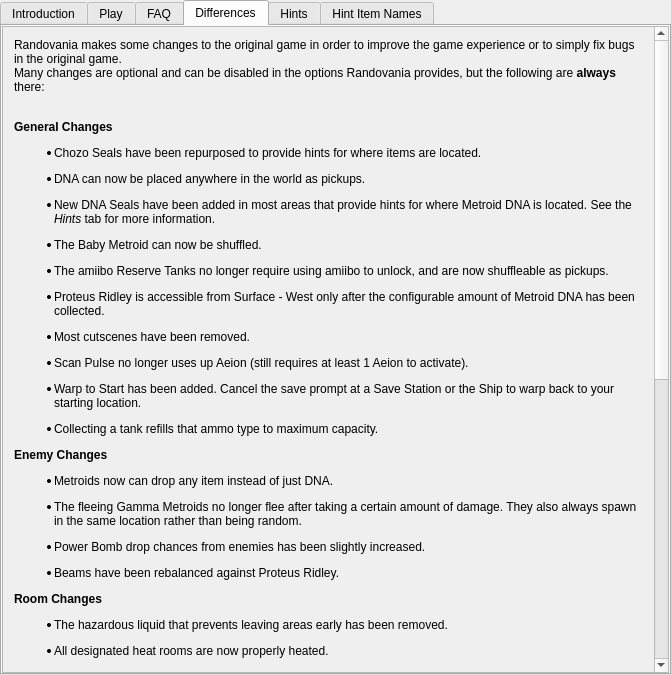
randovania/randovania, file randovania/games/samus_returns/gui/ui_files/games_tab_samusreturns_widget.ui: the form before one commit.
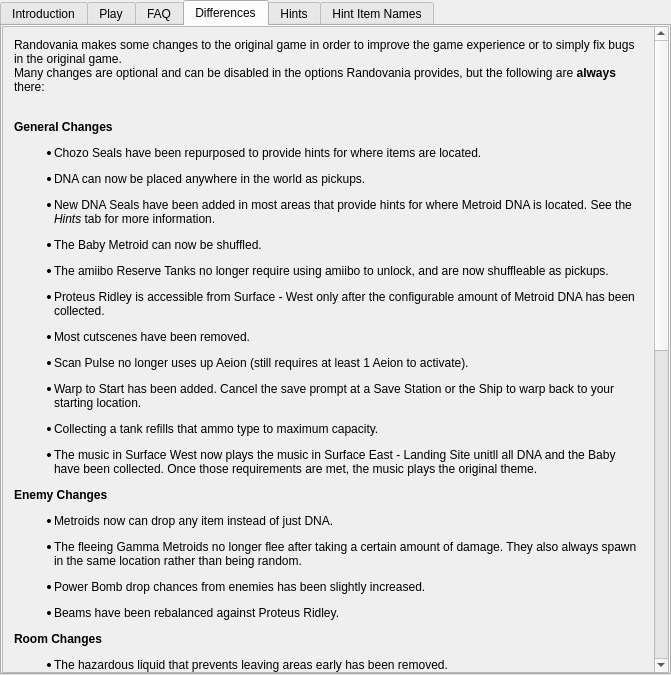
The form after the commit. The open tabs and pages were chosen to show the change. Custom widgets are drawn as their Qt base class.

Commit message: Differences tab

Diff of the .ui file:
```diff
--- a/randovania/games/samus_returns/gui/ui_files/games_tab_samusreturns_widget.ui
+++ b/randovania/games/samus_returns/gui/ui_files/games_tab_samusreturns_widget.ui
@@ -151,14 +151,14 @@
       <x>0</x>
       <y>0</y>
       <width>651</width>
-      <height>1071</height>
+      <height>1181</height>
      </rect>
     </property>
     <layout class="QVBoxLayout" name="verticalLayout">
      <item>
       <widget class="QLabel" name="differences_label">
        <property name="text">
-        <string>&lt;html&gt;&lt;head/&gt;&lt;body&gt;&lt;p&gt;Randovania makes some changes to the original game in order to improve the game experience or to simply fix bugs in the original game.&lt;br/&gt;Many changes are optional and can be disabled in the options Randovania provides, but the following are &lt;span style=&quot; font-weight:600;&quot;&gt;always&lt;/span&gt; there:&lt;/p&gt;&lt;p&gt;&lt;br/&gt;&lt;span style=&quot; font-weight:600;&quot;&gt;General Changes&lt;/span&gt;&lt;/p&gt;&lt;ul style=&quot;margin-top: 0px; margin-bottom: 0px; margin-left: 0px; margin-right: 0px; -qt-list-indent: 1;&quot;&gt;&lt;li style=&quot; margin-top:12px; margin-bottom:0px; margin-left:0px; margin-right:0px; -qt-block-indent:0; text-indent:0px;&quot;&gt;Chozo Seals have been repurposed to provide hints for where items are located.&lt;/li&gt;&lt;/ul&gt;&lt;ul style=&quot;margin-top: 0px; margin-bottom: 0px; margin-left: 0px; margin-right: 0px; -qt-list-indent: 1;&quot;&gt;&lt;li style=&quot; margin-top:12px; margin-bottom:0px; margin-left:0px; margin-right:0px; -qt-block-indent:0; text-indent:0px;&quot;&gt;DNA can now be placed anywhere in the world as pickups.&lt;/li&gt;&lt;ul style=&quot;margin-top: 0px; margin-bottom: 0px; margin-left: 0px; margin-right: 0px; -qt-list-indent: 1;&quot;&gt;&lt;li style=&quot; margin-top:12px; margin-bottom:0px; margin-left:0px; margin-right:0px; -qt-block-indent:0; text-indent:0px;&quot;&gt;New DNA Seals have been added in most areas that provide hints for where Metroid DNA is located. See the &lt;span style=&quot; font-style:italic;&quot;&gt;Hints&lt;/span&gt; tab for more information.&lt;/li&gt;&lt;/ul&gt;&lt;li style=&quot; margin-top:12px; margin-bottom:0px; margin-left:0px; margin-right:0px; -qt-block-indent:0; text-indent:0px;&quot;&gt;The Baby Metroid can now be shuffled.&lt;/li&gt;&lt;/ul&gt;&lt;ul style=&quot;margin-top: 0px; margin-bottom: 0px; margin-left: 0px; margin-right: 0px; -qt-list-indent: 1;&quot;&gt;&lt;li style=&quot; margin-top:12px; margin-bottom:0px; margin-left:0px; margin-right:0px; -qt-block-indent:0; text-indent:0px;&quot;&gt;The amiibo Reserve Tanks no longer require using amiibo to unlock, and are now shuffleable as pickups.&lt;/li&gt;&lt;li style=&quot; margin-top:12px; margin-bottom:0px; margin-left:0px; margin-right:0px; -qt-block-indent:0; text-indent:0px;&quot;&gt;Proteus Ridley is accessible from Surface - West only after the configurable amount of Metroid DNA has been collected.&lt;/li&gt;&lt;li style=&quot; margin-top:12px; margin-bottom:0px; margin-left:0px; margin-right:0px; -qt-block-indent:0; text-indent:0px;&quot;&gt;Most cutscenes have been removed.&lt;/li&gt;&lt;li style=&quot; margin-top:12px; margin-bottom:0px; margin-left:0px; margin-right:0px; -qt-block-indent:0; text-indent:0px;&quot;&gt;Scan Pulse no longer uses up Aeion (still requires at least 1 Aeion to activate).&lt;/li&gt;&lt;li style=&quot; margin-top:12px; margin-bottom:0px; margin-left:0px; margin-right:0px; -qt-block-indent:0; text-indent:0px;&quot;&gt;Warp to Start has been added. Cancel the save prompt at a Save Station or the Ship to warp back to your starting location.&lt;/li&gt;&lt;/ul&gt;&lt;ul style=&quot;margin-top: 0px; margin-bottom: 0px; margin-left: 0px; margin-right: 0px; -qt-list-indent: 1;&quot;&gt;&lt;li style=&quot; margin-top:12px; margin-bottom:0px; margin-left:0px; margin-right:0px; -qt-block-indent:0; text-indent:0px;&quot;&gt;Collecting a tank refills that ammo type to maximum capacity.&lt;/li&gt;&lt;/ul&gt;&lt;p&gt;&lt;span style=&quot; font-weight:600;&quot;&gt;Enemy Changes&lt;/span&gt;&lt;/p&gt;&lt;ul style=&quot;margin-top: 0px; margin-bottom: 0px; margin-left: 0px; margin-right: 0px; -qt-list-indent: 1;&quot;&gt;&lt;li style=&quot; margin-top:12px; margin-bottom:0px; margin-left:0px; margin-right:0px; -qt-block-indent:0; text-indent:0px;&quot;&gt;Metroids now can drop any item instead of just DNA.&lt;/li&gt;&lt;/ul&gt;&lt;ul style=&quot;margin-top: 0px; margin-bottom: 0px; margin-left: 0px; margin-right: 0px; -qt-list-indent: 1;&quot;&gt;&lt;li style=&quot; margin-top:12px; margin-bottom:0px; margin-left:0px; margin-right:0px; -qt-block-indent:0; text-indent:0px;&quot;&gt;The fleeing Gamma Metroids no longer flee after taking a certain amount of damage. They also always spawn in the same location rather than being random.&lt;/li&gt;&lt;/ul&gt;&lt;ul style=&quot;margin-top: 0px; margin-bottom: 0px; margin-left: 0px; margin-right: 0px; -qt-list-indent: 1;&quot;&gt;&lt;li style=&quot; margin-top:12px; margin-bottom:0px; margin-left:0px; margin-right:0px; -qt-block-indent:0; text-indent:0px;&quot;&gt;Power Bomb drop chances from enemies has been slightly increased.&lt;/li&gt;&lt;li style=&quot; margin-top:12px; margin-bottom:0px; margin-left:0px; margin-right:0px; -qt-block-indent:0; text-indent:0px;&quot;&gt;Beams have been rebalanced against Proteus Ridley.&lt;/li&gt;&lt;/ul&gt;&lt;p&gt;&lt;span style=&quot; font-weight:600;&quot;&gt;Room Changes&lt;/span&gt;&lt;/p&gt;&lt;ul style=&quot;margin-top: 0px; margin-bottom: 0px; margin-left: 0px; margin-right: 0px; -qt-list-indent: 1;&quot;&gt;&lt;li style=&quot; margin-top:12px; margin-bottom:0px; margin-left:0px; margin-right:0px; -qt-block-indent:0; text-indent:0px;&quot;&gt;The hazardous liquid that prevents leaving areas early has been removed.&lt;/li&gt;&lt;/ul&gt;&lt;ul style=&quot;margin-top: 0px; margin-bottom: 0px; margin-left: 0px; margin-right: 0px; -qt-list-indent: 1;&quot;&gt;&lt;li style=&quot; margin-top:12px; margin-bottom:0px; margin-left:0px; margin-right:0px; -qt-block-indent:0; text-indent:0px;&quot;&gt;All designated heat rooms are now properly heated.&lt;/li&gt;&lt;/ul&gt;&lt;ul style=&quot;margin-top: 0px; margin-bottom: 0px; margin-left: 0px; margin-right: 0px; -qt-list-indent: 1;&quot;&gt;&lt;li style=&quot; margin-top:12px; margin-bottom:0px; margin-left:0px; margin-right:0px; -qt-block-indent:0; text-indent:0px;&quot;&gt;The Diggernaut Chase sequence has been removed and the corresponding rooms have been set to their post-chase state.&lt;/li&gt;&lt;li style=&quot; margin-top:12px; margin-bottom:0px; margin-left:0px; margin-right:0px; -qt-block-indent:0; text-indent:0px;&quot;&gt;The wall blocking the Landing Site from Surface East after defeating the Queen has been removed.&lt;/li&gt;&lt;li style=&quot; margin-top:12px; margin-bottom:0px; margin-left:0px; margin-right:0px; -qt-block-indent:0; text-indent:0px;&quot;&gt;In the vanilla game, the Surface area where Proteus Ridley resides is a separate map from the starting Surface. These are normally not connected. This has been changed to warp the player to the other Surface map by passing the Baby blocks in the Landing Site. Once enough DNA is collected to access Ridley, you can no longer warp from Surface West to Surface East.&lt;/li&gt;&lt;/ul&gt;&lt;p&gt;&lt;span style=&quot; font-weight:600;&quot;&gt;Door Changes&lt;/span&gt;&lt;/p&gt;&lt;ul style=&quot;margin-top: 0px; margin-bottom: 0px; margin-left: 0px; margin-right: 0px; -qt-list-indent: 1;&quot;&gt;&lt;li style=&quot; margin-top:12px; margin-bottom:0px; margin-left:0px; margin-right:0px; -qt-block-indent:0; text-indent:0px;&quot;&gt;Most Charge Beam doors at the entrance and exit of every area have been changed to Power Beam doors, excluding Area 4 Crystal Mines and Area 6.&lt;/li&gt;&lt;li style=&quot; margin-top:12px; margin-bottom:0px; margin-left:0px; margin-right:0px; -qt-block-indent:0; text-indent:0px;&quot;&gt;Most beam doors are now double-sided. This simplifies traversing through areas in reverse.&lt;/li&gt;&lt;li style=&quot; margin-top:12px; margin-bottom:0px; margin-left:0px; margin-right:0px; -qt-block-indent:0; text-indent:0px;&quot;&gt;Some one-way doors are now two-way to prevent softlocks or make traversal less restrictive. These include: &lt;br/&gt;&lt;br/&gt;&lt;span style=&quot; font-weight:600;&quot;&gt;Area 1&lt;/span&gt;&lt;br/&gt;&lt;ul type=&quot;circle&quot; style=&quot;margin-top: 0px; margin-bottom: 0px; margin-left: 0px; margin-right: 0px; -qt-list-indent: 2;&quot;&gt;&lt;li style=&quot; margin-top:0px; margin-bottom:0px; margin-left:0px; margin-right:0px; -qt-block-indent:0; text-indent:0px;&quot;&gt;Bomb Chamber to Bomb Chamber Access&lt;/li&gt;&lt;li style=&quot; margin-top:0px; margin-bottom:0px; margin-left:0px; margin-right:0px; -qt-block-indent:0; text-indent:0px;&quot;&gt;Temple Exterior to Inner Temple East Hall&lt;/li&gt;&lt;/ul&gt;&lt;ul type=&quot;circle&quot; style=&quot;margin-top: 0px; margin-bottom: 0px; margin-left: 0px; margin-right: 0px; -qt-list-indent: 2;&quot;&gt;&lt;li style=&quot; margin-top:0px; margin-bottom:0px; margin-left:0px; margin-right:0px; -qt-block-indent:0; text-indent:0px;&quot;&gt;Exterior Alpha Arena to Temple Exterior&lt;/li&gt;&lt;/ul&gt;&lt;br/&gt;&lt;span style=&quot; font-weight:600;&quot;&gt;Area 3 Metroid Caverns&lt;/span&gt;&lt;br/&gt;&lt;ul type=&quot;circle&quot; style=&quot;margin-top: 0px; margin-bottom: 0px; margin-left: 0px; margin-right: 0px; -qt-list-indent: 2;&quot;&gt;&lt;li style=&quot; margin-top:0px; margin-bottom:0px; margin-left:0px; margin-right:0px; -qt-block-indent:0; text-indent:0px;&quot;&gt;The one-way doors in Transport to Area 2 and Transport to Area 4&lt;/li&gt;&lt;/ul&gt;&lt;br/&gt;&lt;span style=&quot; font-weight:600;&quot;&gt;Area 4 Central Caves/Crystal Mines&lt;br/&gt;&lt;/span&gt;&lt;/p&gt;&lt;ul type=&quot;circle&quot; style=&quot;margin-top: 0px; margin-bottom: 0px; margin-left: 0px; margin-right: 0px; -qt-list-indent: 2;&quot;&gt;&lt;li style=&quot; margin-top:0px; margin-bottom:0px; margin-left:0px; margin-right:0px; -qt-block-indent:0; text-indent:0px;&quot;&gt;Caves Intersection Terminal to Transport to Area 3 and Crystal Mines&lt;/li&gt;&lt;li style=&quot; margin-top:0px; margin-bottom:0px; margin-left:0px; margin-right:0px; -qt-block-indent:0; text-indent:0px;&quot;&gt;Mines Intersection Terminal to Super Missile Chamber&lt;/li&gt;&lt;/ul&gt;&lt;br/&gt;&lt;span style=&quot; font-weight:600;&quot;&gt;Area 5 Tower Interior&lt;br/&gt;&lt;/span&gt;&lt;/li&gt;&lt;/ul&gt;&lt;ul type=&quot;circle&quot; style=&quot;margin-top: 0px; margin-bottom: 0px; margin-left: 0px; margin-right: 0px; -qt-list-indent: 2;&quot;&gt;&lt;li style=&quot; margin-top:0px; margin-bottom:0px; margin-left:0px; margin-right:0px; -qt-block-indent:0; text-indent:0px;&quot;&gt;Plasma Beam Chamber to Grapple Shuffler and Autrack Acropolis&lt;/li&gt;&lt;li style=&quot; margin-top:0px; margin-bottom:0px; margin-left:0px; margin-right:0px; -qt-block-indent:0; text-indent:0px;&quot;&gt;Gravity Suit Chamber to Gravity Suit Chamber Access&lt;/li&gt;&lt;/ul&gt;&lt;/body&gt;&lt;/html&gt;</string>
+        <string>&lt;html&gt;&lt;head/&gt;&lt;body&gt;&lt;p&gt;Randovania makes some changes to the original game in order to improve the game experience or to simply fix bugs in the original game.&lt;br/&gt;Many changes are optional and can be disabled in the options Randovania provides, but the following are &lt;span style=&quot; font-weight:600;&quot;&gt;always&lt;/span&gt; there:&lt;/p&gt;&lt;p&gt;&lt;br/&gt;&lt;span style=&quot; font-weight:600;&quot;&gt;General Changes&lt;/span&gt;&lt;/p&gt;&lt;ul style=&quot;margin-top: 0px; margin-bottom: 0px; margin-left: 0px; margin-right: 0px; -qt-list-indent: 1;&quot;&gt;&lt;li style=&quot; margin-top:12px; margin-bottom:0px; margin-left:0px; margin-right:0px; -qt-block-indent:0; text-indent:0px;&quot;&gt;Chozo Seals have been repurposed to provide hints for where items are located.&lt;/li&gt;&lt;/ul&gt;&lt;ul style=&quot;margin-top: 0px; margin-bottom: 0px; margin-left: 0px; margin-right: 0px; -qt-list-indent: 1;&quot;&gt;&lt;li style=&quot; margin-top:12px; margin-bottom:0px; margin-left:0px; margin-right:0px; -qt-block-indent:0; text-indent:0px;&quot;&gt;DNA can now be placed anywhere in the world as pickups.&lt;/li&gt;&lt;ul style=&quot;margin-top: 0px; margin-bottom: 0px; margin-left: 0px; margin-right: 0px; -qt-list-indent: 1;&quot;&gt;&lt;li style=&quot; margin-top:12px; margin-bottom:0px; margin-left:0px; margin-right:0px; -qt-block-indent:0; text-indent:0px;&quot;&gt;New DNA Seals have been added in most areas that provide hints for where Metroid DNA is located. See the &lt;span style=&quot; font-style:italic;&quot;&gt;Hints&lt;/span&gt; tab for more information.&lt;/li&gt;&lt;/ul&gt;&lt;li style=&quot; margin-top:12px; margin-bottom:0px; margin-left:0px; margin-right:0px; -qt-block-indent:0; text-indent:0px;&quot;&gt;The Baby Metroid can now be shuffled.&lt;/li&gt;&lt;/ul&gt;&lt;ul style=&quot;margin-top: 0px; margin-bottom: 0px; margin-left: 0px; margin-right: 0px; -qt-list-indent: 1;&quot;&gt;&lt;li style=&quot; margin-top:12px; margin-bottom:0px; margin-left:0px; margin-right:0px; -qt-block-indent:0; text-indent:0px;&quot;&gt;The amiibo Reserve Tanks no longer require using amiibo to unlock, and are now shuffleable as pickups.&lt;/li&gt;&lt;li style=&quot; margin-top:12px; margin-bottom:0px; margin-left:0px; margin-right:0px; -qt-block-indent:0; text-indent:0px;&quot;&gt;Proteus Ridley is accessible from Surface - West only after the configurable amount of Metroid DNA has been collected.&lt;/li&gt;&lt;li style=&quot; margin-top:12px; margin-bottom:0px; margin-left:0px; margin-right:0px; -qt-block-indent:0; text-indent:0px;&quot;&gt;Most cutscenes have been removed.&lt;/li&gt;&lt;li style=&quot; margin-top:12px; margin-bottom:0px; margin-left:0px; margin-right:0px; -qt-block-indent:0; text-indent:0px;&quot;&gt;Scan Pulse no longer uses up Aeion (still requires at least 1 Aeion to activate).&lt;/li&gt;&lt;li style=&quot; margin-top:12px; margin-bottom:0px; margin-left:0px; margin-right:0px; -qt-block-indent:0; text-indent:0px;&quot;&gt;Warp to Start has been added. Cancel the save prompt at a Save Station or the Ship to warp back to your starting location.&lt;/li&gt;&lt;/ul&gt;&lt;ul style=&quot;margin-top: 0px; margin-bottom: 0px; margin-left: 0px; margin-right: 0px; -qt-list-indent: 1;&quot;&gt;&lt;li style=&quot; margin-top:12px; margin-bottom:0px; margin-left:0px; margin-right:0px; -qt-block-indent:0; text-indent:0px;&quot;&gt;Collecting a tank refills that ammo type to maximum capacity.&lt;/li&gt;&lt;li style=&quot; margin-top:12px; margin-bottom:0px; margin-left:0px; margin-right:0px; -qt-block-indent:0; text-indent:0px;&quot;&gt;The music in Surface West now plays the music in Surface East - Landing Site unitll all DNA and the Baby have been collected. Once those requirements are met, the music plays the original theme.&lt;/li&gt;&lt;/ul&gt;&lt;p&gt;&lt;span style=&quot; font-weight:600;&quot;&gt;Enemy Changes&lt;/span&gt;&lt;/p&gt;&lt;ul style=&quot;margin-top: 0px; margin-bottom: 0px; margin-left: 0px; margin-right: 0px; -qt-list-indent: 1;&quot;&gt;&lt;li style=&quot; margin-top:12px; margin-bottom:0px; margin-left:0px; margin-right:0px; -qt-block-indent:0; text-indent:0px;&quot;&gt;Metroids now can drop any item instead of just DNA.&lt;/li&gt;&lt;/ul&gt;&lt;ul style=&quot;margin-top: 0px; margin-bottom: 0px; margin-left: 0px; margin-right: 0px; -qt-list-indent: 1;&quot;&gt;&lt;li style=&quot; margin-top:12px; margin-bottom:0px; margin-left:0px; margin-right:0px; -qt-block-indent:0; text-indent:0px;&quot;&gt;The fleeing Gamma Metroids no longer flee after taking a certain amount of damage. They also always spawn in the same location rather than being random.&lt;/li&gt;&lt;/ul&gt;&lt;ul style=&quot;margin-top: 0px; margin-bottom: 0px; margin-left: 0px; margin-right: 0px; -qt-list-indent: 1;&quot;&gt;&lt;li style=&quot; margin-top:12px; margin-bottom:0px; margin-left:0px; margin-right:0px; -qt-block-indent:0; text-indent:0px;&quot;&gt;Power Bomb drop chances from enemies has been slightly increased.&lt;/li&gt;&lt;li style=&quot; margin-top:12px; margin-bottom:0px; margin-left:0px; margin-right:0px; -qt-block-indent:0; text-indent:0px;&quot;&gt;Beams have been rebalanced against Proteus Ridley.&lt;/li&gt;&lt;/ul&gt;&lt;p&gt;&lt;span style=&quot; font-weight:600;&quot;&gt;Room Changes&lt;/span&gt;&lt;/p&gt;&lt;ul style=&quot;margin-top: 0px; margin-bottom: 0px; margin-left: 0px; margin-right: 0px; -qt-list-indent: 1;&quot;&gt;&lt;li style=&quot; margin-top:12px; margin-bottom:0px; margin-left:0px; margin-right:0px; -qt-block-indent:0; text-indent:0px;&quot;&gt;The hazardous liquid that prevents leaving areas early has been removed.&lt;/li&gt;&lt;/ul&gt;&lt;ul style=&quot;margin-top: 0px; margin-bottom: 0px; margin-left: 0px; margin-right: 0px; -qt-list-indent: 1;&quot;&gt;&lt;li style=&quot; margin-top:12px; margin-bottom:0px; margin-left:0px; margin-right:0px; -qt-block-indent:0; text-indent:0px;&quot;&gt;All designated heat rooms are now properly heated.&lt;/li&gt;&lt;/ul&gt;&lt;ul style=&quot;margin-top: 0px; margin-bottom: 0px; margin-left: 0px; margin-right: 0px; -qt-list-indent: 1;&quot;&gt;&lt;li style=&quot; margin-top:12px; margin-bottom:0px; margin-left:0px; margin-right:0px; -qt-block-indent:0; text-indent:0px;&quot;&gt;The Diggernaut Chase sequence has been removed and the corresponding rooms have been set to their post-chase state.&lt;/li&gt;&lt;li style=&quot; margin-top:12px; margin-bottom:0px; margin-left:0px; margin-right:0px; -qt-block-indent:0; text-indent:0px;&quot;&gt;The wall blocking the Landing Site from Surface East after defeating the Queen has been removed.&lt;/li&gt;&lt;li style=&quot; margin-top:12px; margin-bottom:0px; margin-left:0px; margin-right:0px; -qt-block-indent:0; text-indent:0px;&quot;&gt;In the vanilla game, the Surface area where Proteus Ridley resides is a separate map from the starting Surface. These are normally not connected. This has been changed to warp the player to the other Surface map by passing the Baby blocks in the Landing Site. Once enough DNA is collected to access Ridley, you can no longer warp from Surface West to Surface East.&lt;/li&gt;&lt;/ul&gt;&lt;p&gt;&lt;span style=&quot; font-weight:600;&quot;&gt;Door Changes&lt;/span&gt;&lt;/p&gt;&lt;ul style=&quot;margin-top: 0px; margin-bottom: 0px; margin-left: 0px; margin-right: 0px; -qt-list-indent: 1;&quot;&gt;&lt;li style=&quot; margin-top:12px; margin-bottom:0px; margin-left:0px; margin-right:0px; -qt-block-indent:0; text-indent:0px;&quot;&gt;Most Charge Beam doors at the entrance and exit of every area have been changed to Power Beam doors, excluding Area 4 Crystal Mines and Area 6.&lt;/li&gt;&lt;li style=&quot; margin-top:12px; margin-bottom:0px; margin-left:0px; margin-right:0px; -qt-block-indent:0; text-indent:0px;&quot;&gt;Most beam doors are now double-sided. This simplifies traversing through areas in reverse.&lt;/li&gt;&lt;li style=&quot; margin-top:12px; margin-bottom:0px; margin-left:0px; margin-right:0px; -qt-block-indent:0; text-indent:0px;&quot;&gt;Some one-way doors are now two-way to prevent softlocks or make traversal less restrictive. These include: &lt;br/&gt;&lt;br/&gt;&lt;span style=&quot; font-weight:600;&quot;&gt;Area 1&lt;/span&gt;&lt;br/&gt;&lt;/li&gt;&lt;/ul&gt;&lt;ul type=&quot;circle&quot; style=&quot;margin-top: 0px; margin-bottom: 0px; margin-left: 0px; margin-right: 0px; -qt-list-indent: 2;&quot;&gt;&lt;li style=&quot; margin-top:0px; margin-bottom:0px; margin-left:0px; margin-right:0px; -qt-block-indent:0; text-indent:0px;&quot;&gt;Bomb Chamber to Bomb Chamber Access&lt;/li&gt;&lt;li style=&quot; margin-top:0px; margin-bottom:0px; margin-left:0px; margin-right:0px; -qt-block-indent:0; text-indent:0px;&quot;&gt;Temple Exterior to Inner Temple East Hall&lt;/li&gt;&lt;/ul&gt;&lt;ul type=&quot;circle&quot; style=&quot;margin-top: 0px; margin-bottom: 0px; margin-left: 0px; margin-right: 0px; -qt-list-indent: 2;&quot;&gt;&lt;li style=&quot; margin-top:0px; margin-bottom:0px; margin-left:0px; margin-right:0px; -qt-block-indent:0; text-indent:0px;&quot;&gt;Exterior Alpha Arena to Temple Exterior&lt;/li&gt;&lt;/ul&gt;&lt;p&gt;&lt;br/&gt;&lt;span style=&quot; font-weight:600;&quot;&gt;Area 3 Metroid Caverns&lt;/span&gt;&lt;br/&gt;&lt;/p&gt;&lt;ul type=&quot;circle&quot; style=&quot;margin-top: 0px; margin-bottom: 0px; margin-left: 0px; margin-right: 0px; -qt-list-indent: 2;&quot;&gt;&lt;li style=&quot; margin-top:0px; margin-bottom:0px; margin-left:0px; margin-right:0px; -qt-block-indent:0; text-indent:0px;&quot;&gt;The one-way doors in Transport to Area 2 and Transport to Area 4&lt;/li&gt;&lt;/ul&gt;&lt;p&gt;&lt;br/&gt;&lt;span style=&quot; font-weight:600;&quot;&gt;Area 4 Central Caves/Crystal Mines&lt;br/&gt;&lt;/span&gt;&lt;/p&gt;&lt;ul type=&quot;circle&quot; style=&quot;margin-top: 0px; margin-bottom: 0px; margin-left: 0px; margin-right: 0px; -qt-list-indent: 2;&quot;&gt;&lt;li style=&quot; margin-top:0px; margin-bottom:0px; margin-left:0px; margin-right:0px; -qt-block-indent:0; text-indent:0px;&quot;&gt;Caves Intersection Terminal to Transport to Area 3 and Crystal Mines&lt;/li&gt;&lt;li style=&quot; margin-top:0px; margin-bottom:0px; margin-left:0px; margin-right:0px; -qt-block-indent:0; text-indent:0px;&quot;&gt;Mines Intersection Terminal to Super Missile Chamber&lt;/li&gt;&lt;/ul&gt;&lt;p&gt;&lt;br/&gt;&lt;span style=&quot; font-weight:600;&quot;&gt;Area 5 Tower Interior&lt;br/&gt;&lt;/span&gt;&lt;/p&gt;&lt;ul type=&quot;circle&quot; style=&quot;margin-top: 0px; margin-bottom: 0px; margin-left: 0px; margin-right: 0px; -qt-list-indent: 2;&quot;&gt;&lt;li style=&quot; margin-top:0px; margin-bottom:0px; margin-left:0px; margin-right:0px; -qt-block-indent:0; text-indent:0px;&quot;&gt;Plasma Beam Chamber to Grapple Shuffler and Autrack Acropolis&lt;/li&gt;&lt;li style=&quot; margin-top:0px; margin-bottom:0px; margin-left:0px; margin-right:0px; -qt-block-indent:0; text-indent:0px;&quot;&gt;Gravity Suit Chamber to Gravity Suit Chamber Access&lt;/li&gt;&lt;/ul&gt;&lt;/body&gt;&lt;/html&gt;</string>
        </property>
        <property name="alignment">
         <set>Qt::AlignLeading|Qt::AlignLeft|Qt::AlignTop</set>
```
